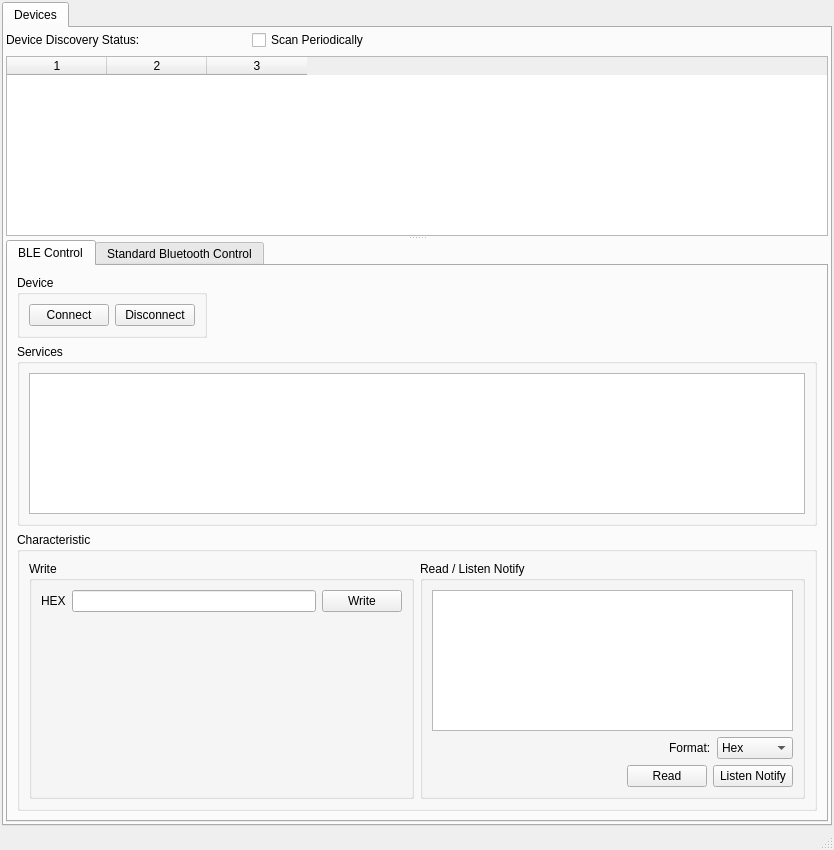
Old version of the form mainwindow.ui in the repository vladimir-vakhter/ble-basestation-app.
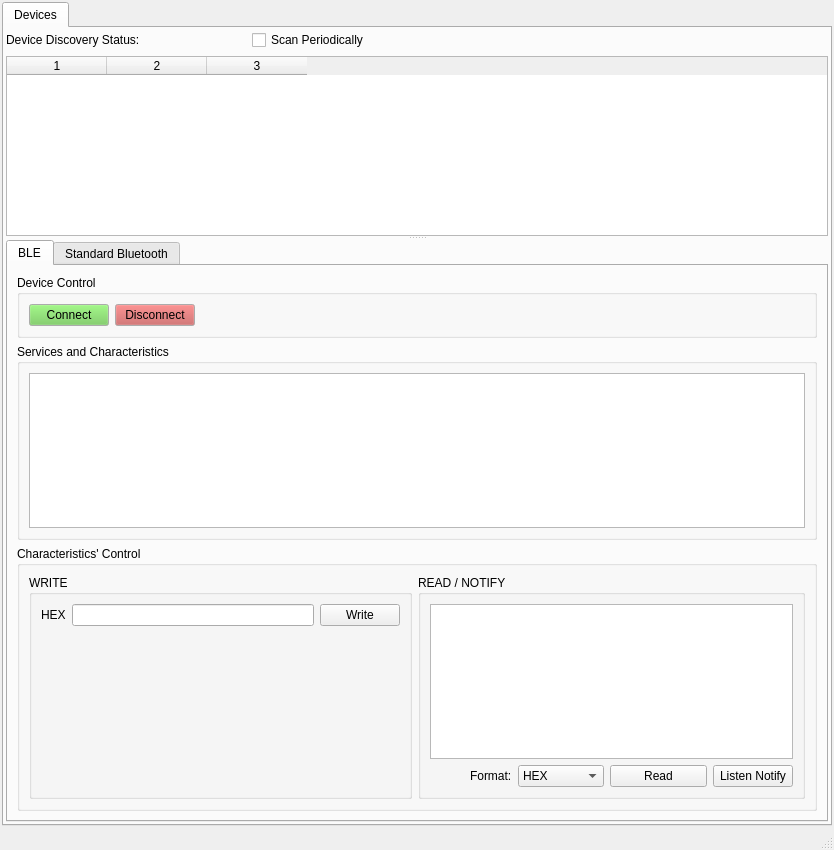
New version of the form.

Diff of the .ui file:
```diff
--- a/mainwindow.ui
+++ b/mainwindow.ui
@@ -148,7 +148,7 @@
            </property>
            <widget class="QWidget" name="ble_tab">
             <attribute name="title">
-             <string>BLE Control</string>
+             <string>BLE</string>
             </attribute>
             <layout class="QGridLayout" name="gridLayout_15">
              <item row="2" column="2">
@@ -158,11 +158,48 @@
                  <item>
                   <widget class="QGroupBox" name="device_groupBox">
                    <property name="title">
-                    <string>Device</string>
+                    <string>Device Control</string>
                    </property>
                    <layout class="QHBoxLayout" name="horizontalLayout_4">
                     <item>
                      <widget class="QPushButton" name="bleConnectPushButton">
+                      <property name="palette">
+                       <palette>
+                        <active>
+                         <colorrole role="Button">
+                          <brush brushstyle="SolidPattern">
+                           <color alpha="255">
+                            <red>108</red>
+                            <green>200</green>
+                            <blue>80</blue>
+                           </color>
+                          </brush>
+                         </colorrole>
+                        </active>
+                        <inactive>
+                         <colorrole role="Button">
+                          <brush brushstyle="SolidPattern">
+                           <color alpha="255">
+                            <red>108</red>
+                            <green>200</green>
+                            <blue>80</blue>
+                           </color>
+                          </brush>
+                         </colorrole>
+                        </inactive>
+                        <disabled>
+                         <colorrole role="Button">
+                          <brush brushstyle="SolidPattern">
+                           <color alpha="255">
+                            <red>108</red>
+                            <green>200</green>
+                            <blue>80</blue>
+                           </color>
+                          </brush>
+                         </colorrole>
+                        </disabled>
+                       </palette>
+                      </property>
                       <property name="text">
                        <string>Connect</string>
                       </property>
@@ -170,33 +207,70 @@
                     </item>
                     <item>
                      <widget class="QPushButton" name="bleDisconnectPushButton">
+                      <property name="palette">
+                       <palette>
+                        <active>
+                         <colorrole role="Button">
+                          <brush brushstyle="SolidPattern">
+                           <color alpha="255">
+                            <red>196</red>
+                            <green>86</green>
+                            <blue>86</blue>
+                           </color>
+                          </brush>
+                         </colorrole>
+                        </active>
+                        <inactive>
+                         <colorrole role="Button">
+                          <brush brushstyle="SolidPattern">
+                           <color alpha="255">
+                            <red>196</red>
+                            <green>86</green>
+                            <blue>86</blue>
+                           </color>
+                          </brush>
+                         </colorrole>
+                        </inactive>
+                        <disabled>
+                         <colorrole role="Button">
+                          <brush brushstyle="SolidPattern">
+                           <color alpha="255">
+                            <red>196</red>
+                            <green>86</green>
+                            <blue>86</blue>
+                           </color>
+                          </brush>
+                         </colorrole>
+                        </disabled>
+                       </palette>
+                      </property>
                       <property name="text">
                        <string>Disconnect</string>
                       </property>
                      </widget>
                     </item>
+                    <item>
+                     <spacer name="horizontalSpacer">
+                      <property name="orientation">
+                       <enum>Qt::Horizontal</enum>
+                      </property>
+                      <property name="sizeHint" stdset="0">
+                       <size>
+                        <width>40</width>
+                        <height>20</height>
+                       </size>
+                      </property>
+                     </spacer>
+                    </item>
                    </layout>
                   </widget>
                  </item>
-                 <item>
-                  <spacer name="horizontalSpacer_6">
-                   <property name="orientation">
-                    <enum>Qt::Horizontal</enum>
-                   </property>
-                   <property name="sizeHint" stdset="0">
-                    <size>
-                     <width>40</width>
-                     <height>20</height>
-                    </size>
-                   </property>
-                  </spacer>
-                 </item>
                 </layout>
                </item>
                <item>
                 <widget class="QGroupBox" name="groupBox_2">
                  <property name="title">
-                  <string>Services</string>
+                  <string>Services and Characteristics</string>
                  </property>
                  <layout class="QVBoxLayout" name="verticalLayout_2">
                   <item>
@@ -223,7 +297,7 @@
                <item>
                 <widget class="QGroupBox" name="groupBox">
                  <property name="title">
-                  <string>Characteristic</string>
+                  <string>Characteristics' Control</string>
                  </property>
                  <layout class="QHBoxLayout" name="horizontalLayout_11">
                   <item>
@@ -241,7 +315,7 @@
                      </size>
                     </property>
                     <property name="title">
-                     <string>Write</string>
+                     <string>WRITE</string>
                     </property>
                     <layout class="QVBoxLayout" name="verticalLayout_7">
                      <item>
@@ -288,7 +362,7 @@
                   <item>
                    <widget class="QGroupBox" name="read_groupBox">
                     <property name="title">
-                     <string>Read / Listen Notify</string>
+                     <string>READ / NOTIFY</string>
                     </property>
                     <layout class="QVBoxLayout" name="verticalLayout_3">
                      <item>
@@ -336,40 +410,29 @@
                         <widget class="QComboBox" name="bleCharacteristicReadTypeComboBox">
                          <item>
                           <property name="text">
-                           <string>Hex</string>
+                           <string>HEX</string>
                           </property>
                          </item>
                          <item>
                           <property name="text">
-                           <string>Bin</string>
+                           <string>BIN</string>
                           </property>
                          </item>
                          <item>
                           <property name="text">
-                           <string>Unicode</string>
+                           <string>UNICODE</string>
                           </property>
                          </item>
                         </widget>
-                       </item>
-                      </layout>
-                     </item>
-                     <item>
-                      <layout class="QHBoxLayout" name="horizontalLayout_3">
-                       <item>
-                        <spacer name="horizontalSpacer_5">
-                         <property name="orientation">
-                          <enum>Qt::Horizontal</enum>
-                         </property>
-                         <property name="sizeHint" stdset="0">
-                          <size>
-                           <width>40</width>
-                           <height>20</height>
-                          </size>
-                         </property>
-                        </spacer>
                        </item>
                        <item>
                         <widget class="QPushButton" name="bleCharacteristicReadPushButton">
+                         <property name="minimumSize">
+                          <size>
+                           <width>97</width>
+                           <height>0</height>
+                          </size>
+                         </property>
                          <property name="text">
                           <string>Read</string>
                          </property>
@@ -396,7 +459,7 @@
            </widget>
            <widget class="QWidget" name="standard_bluetooth_tab">
             <attribute name="title">
-             <string>Standard Bluetooth Control</string>
+             <string>Standard Bluetooth</string>
             </attribute>
             <layout class="QGridLayout" name="gridLayout_2">
              <property name="leftMargin">
```
